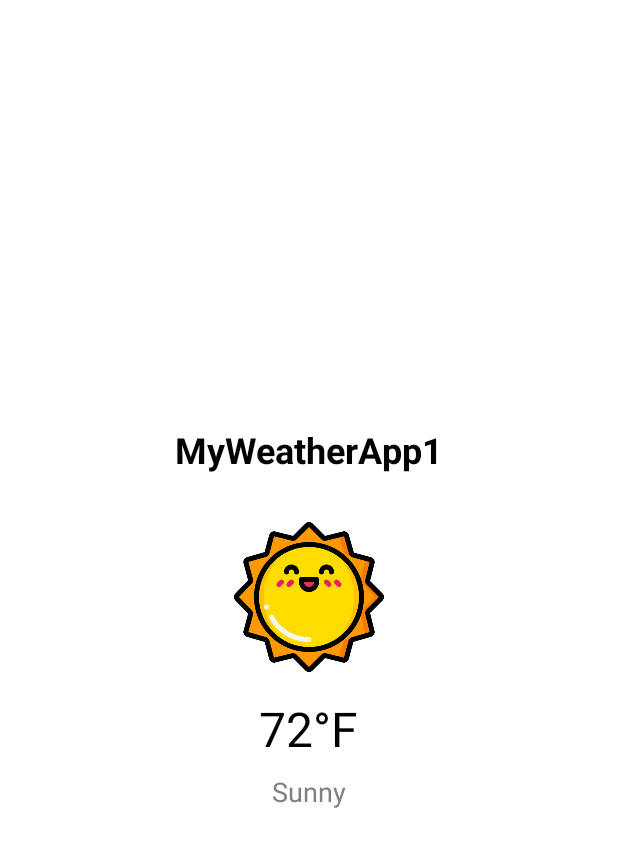
After one commit to Alayan0424/MyWeatherApp1, an Android app built with Jetpack Compose: the layout activity_main.xml on its own in the app's theme, with its tools: preview values and no code run, on a phone screen of 412 x 824 dp. The commit adds this screen. Shown: the top 847 px of the screen. Run offline under Robolectric (Android 15) with nearby library versions, the phone set to English and light mode, and no system bars.

Commit message:
Completed Assignment 2 layout and externalized strings

```diff
--- /dev/null
+++ b/app/src/main/res/layout/activity_main.xml
@@ -0,0 +1,50 @@
+<?xml version="1.0" encoding="utf-8"?>
+<LinearLayout xmlns:android="http://schemas.android.com/apk/res/android"
+    xmlns:tools="http://schemas.android.com/tools"
+    android:id="@+id/mainLayout"
+    android:layout_width="match_parent"
+    android:layout_height="match_parent"
+    android:background="@color/white"
+    android:gravity="center"
+    android:orientation="vertical"
+    android:padding="24dp"
+    tools:context=".MainActivity">
+
+    <!-- App Title -->
+    <TextView
+        android:id="@+id/appTitle"
+        android:layout_width="wrap_content"
+        android:layout_height="wrap_content"
+        android:text="@string/app_name"
+        android:textSize="24sp"
+        android:textStyle="bold"
+        android:textColor="@color/black"
+        android:layout_marginBottom="32dp" />
+
+    <!-- Sunny Icon -->
+    <ImageView
+        android:id="@+id/weatherIcon"
+        android:layout_width="100dp"
+        android:layout_height="100dp"
+        android:src="@drawable/ic_sunny"
+        android:layout_marginBottom="16dp" />
+
+    <!-- Temperature -->
+    <TextView
+        android:id="@+id/temperatureText"
+        android:layout_width="wrap_content"
+        android:layout_height="wrap_content"
+        android:text="@string/sample_temperature"
+        android:textSize="32sp"
+        android:textColor="@color/black"
+        android:layout_marginBottom="8dp" />
+
+    <!-- Description -->
+    <TextView
+        android:id="@+id/weatherDescription"
+        android:layout_width="wrap_content"
+        android:layout_height="wrap_content"
+        android:text="@string/sample_description"
+        android:textSize="18sp"
+        android:textColor="@color/gray" />
+</LinearLayout>
--- a/app/src/main/res/values/colors.xml
+++ b/app/src/main/res/values/colors.xml
@@ -1,10 +1,6 @@
-<?xml version="1.0" encoding="utf-8"?>
 <resources>
-    <color name="purple_200">#FFBB86FC</color>
-    <color name="purple_500">#FF6200EE</color>
-    <color name="purple_700">#FF3700B3</color>
-    <color name="teal_200">#FF03DAC5</color>
-    <color name="teal_700">#FF018786</color>
-    <color name="black">#FF000000</color>
-    <color name="white">#FFFFFFFF</color>
+    <!-- Define colors here -->
+    <color name="white">#FFFFFF</color> <!-- White color -->
+    <color name="black">#000000</color> <!-- Black color -->
+    <color name="gray">#808080</color> <!-- Gray color -->
 </resources>
--- a/app/src/main/res/values/strings.xml
+++ b/app/src/main/res/values/strings.xml
@@ -1,3 +1,8 @@
 <resources>
-    <string name="app_name">MyWeatherApp</string>
+    <!-- App Name for MyWeatherApp1 -->
+    <string name="app_name">MyWeatherApp1</string>
+
+    <!-- Sample temperature and weather description -->
+    <string name="sample_temperature">72°F</string>
+    <string name="sample_description">Sunny</string>
 </resources>
```
Also changed, not shown: app/src/main/res/drawable/ic_sunny.png (added).
